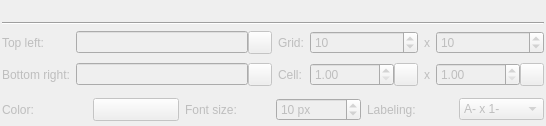
Old version of the form kadas/app/guidegrid/kadasguidegridwidgetbase.ui in the repository kadas-albireo/kadas-albireo2.
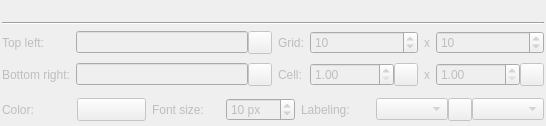
New version of the form. Icons and pictures are not drawn. Custom widgets are drawn as their Qt base class.

Commit message: Allow specifying first letter/number for labeling guide grid

```diff
--- a/kadas/app/guidegrid/kadasguidegridwidgetbase.ui
+++ b/kadas/app/guidegrid/kadasguidegridwidgetbase.ui
@@ -340,18 +340,25 @@
           </widget>
          </item>
          <item>
-          <widget class="QComboBox" name="comboBoxLabeling">
+          <layout class="QHBoxLayout" name="horizontalLayout_4">
+           <property name="spacing">
+            <number>0</number>
+           </property>
            <item>
-            <property name="text">
-             <string notr="true">A- x 1-</string>
-            </property>
+            <widget class="QComboBox" name="comboBoxRowLabels"/>
            </item>
            <item>
-            <property name="text">
-             <string notr="true">1- x A-</string>
-            </property>
+            <widget class="QToolButton" name="toolButtonSwitchLabels">
+             <property name="icon">
+              <iconset resource="../../resources/resources.qrc">
+               <normaloff>:/kadas/icons/switch</normaloff>:/kadas/icons/switch</iconset>
+             </property>
+            </widget>
            </item>
-          </widget>
+           <item>
+            <widget class="QComboBox" name="comboBoxColLabels"/>
+           </item>
+          </layout>
          </item>
         </layout>
        </widget>
```
The commit also changes 6 other files.
